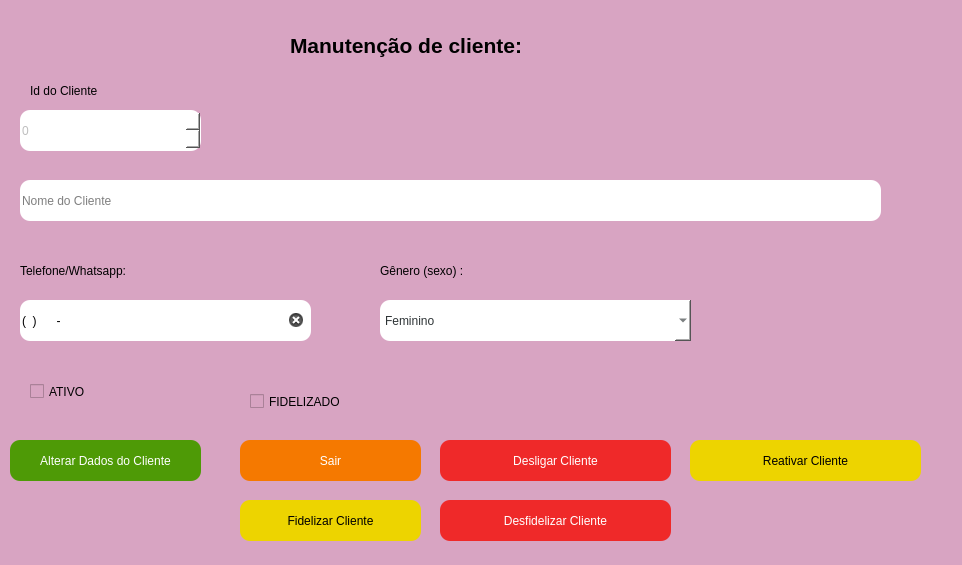
First picture: the form in telas_duda/manut_cliente.ui, repository JVwolfart/PROJETO-SALAO-JOVEM-PROGRAMADOR, before the edit.
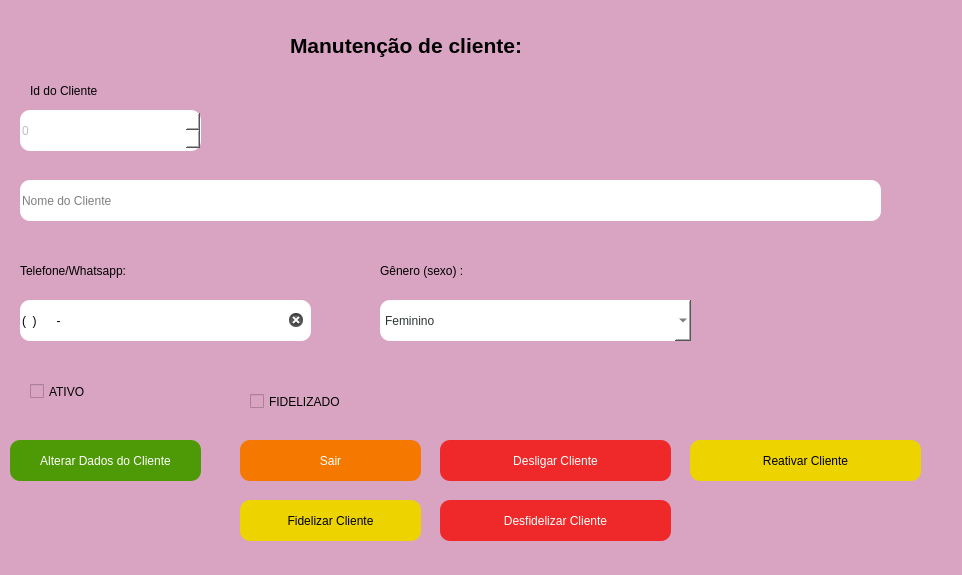
Second picture: the form after the edit. Icons and pictures are not drawn.

What changed in the file:
```diff
--- a/telas_duda/manut_cliente.ui
+++ b/telas_duda/manut_cliente.ui
@@ -13,7 +13,7 @@
     <x>0</x>
     <y>0</y>
     <width>962</width>
-    <height>565</height>
+    <height>575</height>
    </rect>
   </property>
   <property name="font">
```
